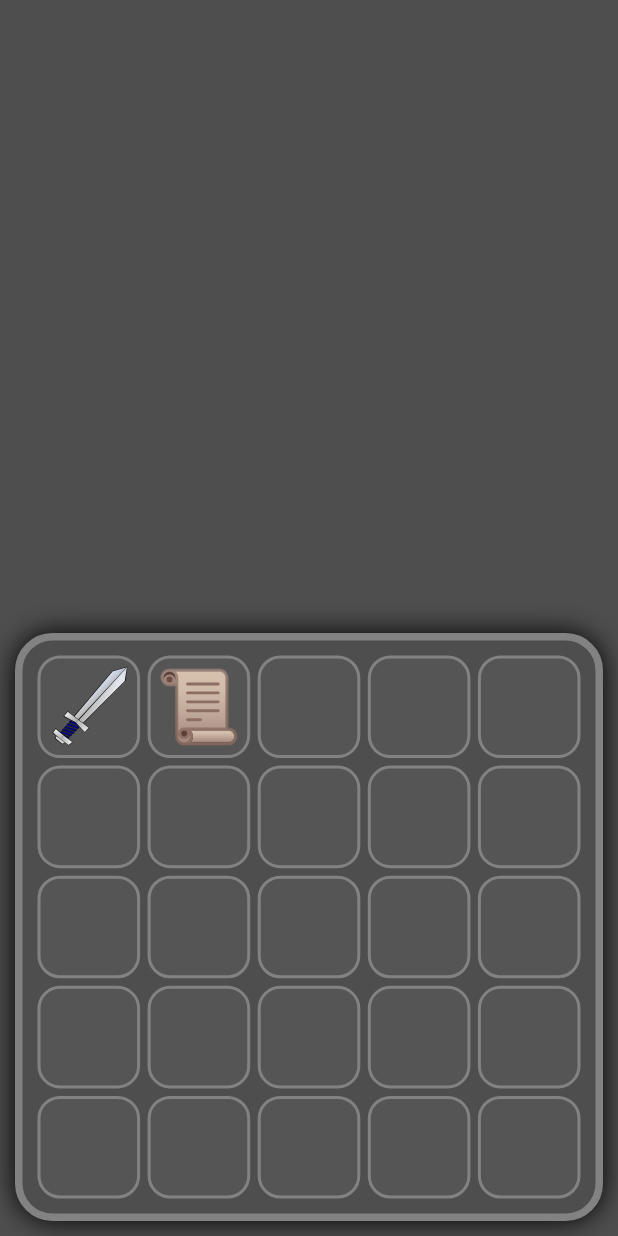
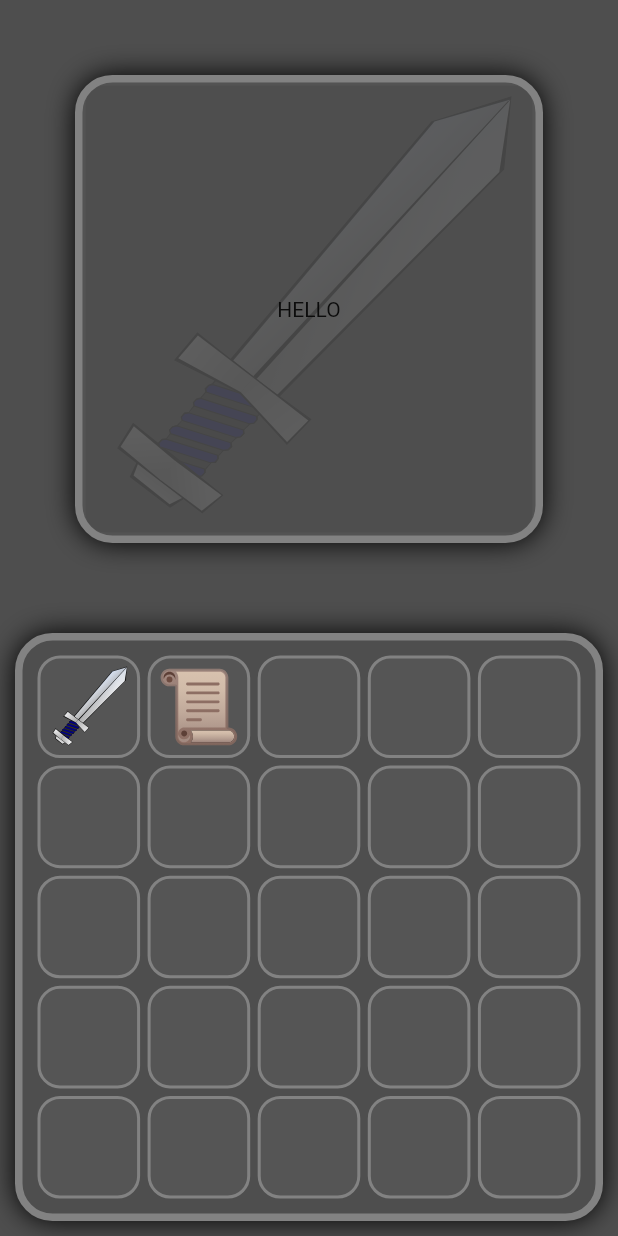
Before and after one commit to McKoog/enchanment_game, a Flutter app: the screen it shows after launch, after a tap on an icon or button, on a phone screen of 412 x 824 dp. Run offline on Flutter 3.47's test engine with Material 2 defaults, Android fonts, the light colour scheme and no system bars; our stand-ins replace flutter_riverpod, flutter_svg.

Commit message:
add WeaponInfoField, logic for switching between Weapon and Scroll

```diff
--- a/lib/data_providers/current_providers.dart
+++ b/lib/data_providers/current_providers.dart
@@ -3,4 +3,6 @@ import 'package:flutter_riverpod/flutter_riverpod.dart';
 
 final currentScroll = StateProvider<Item?>((ref) => null);
 
+final currentWeapon = StateProvider<Item?>((ref) => null);
+
 final scrollEnchantSlotItem = StateProvider<Item?>((ref) => null);
--- a/lib/data_providers/show_providers.dart
+++ b/lib/data_providers/show_providers.dart
@@ -1,3 +1,5 @@
 import 'package:flutter_riverpod/flutter_riverpod.dart';
 
-final showEnchantmentScreen = StateProvider<bool>((ref) => false);
+final showScrollField = StateProvider<bool>((ref) => false);
+
+final showWeaponInfoField = StateProvider<bool>((ref) => false);
--- /dev/null
+++ b/lib/screens/enchant_screen/zones/main_zone/fields/base_main_zone_field.dart
@@ -0,0 +1,33 @@
+import 'package:enchantment_game/data_providers/current_providers.dart';
+import 'package:enchantment_game/decorations/fields_decoration.dart';
+import 'package:enchantment_game/models/item.dart';
+import 'package:enchantment_game/screens/enchant_screen/zones/main_zone/fields/components/scroll_enchant_slot.dart';
+import 'package:enchantment_game/screens/enchant_screen/zones/secondary_zone/fields/components/inventory_slot.dart';
+import 'package:flutter/material.dart';
+import 'package:flutter_riverpod/flutter_riverpod.dart';
+
+class BaseMainZoneField extends ConsumerWidget {
+  const BaseMainZoneField({Key? key,required this.sideSize,this.backgroundItem,required this.child}) : super(key: key);
+  final double sideSize;
+  final Widget child;
+  final Item? backgroundItem;
+
+  @override
+  Widget build(BuildContext context,WidgetRef ref) {
+    return Container(
+        decoration: enchantFieldDecoration,
+        height:sideSize-100,
+        width: sideSize-100,
+        child:backgroundItem != null
+                ?Stack(
+                    alignment: Alignment.center,
+                    fit: StackFit.expand,
+                    children: [
+                        Opacity(opacity:0.1,child: InventorySlot(index: 0,item: backgroundItem,)),
+                        child
+                    ],
+                )
+                :child
+    );
+  }
+}
--- a/lib/screens/enchant_screen/zones/main_zone/fields/components/scroll_enchant_slot.dart
+++ b/lib/screens/enchant_screen/zones/main_zone/fields/components/scroll_enchant_slot.dart
@@ -1,7 +1,9 @@
 import 'package:enchantment_game/data_providers/current_providers.dart';
+import 'package:enchantment_game/data_providers/show_providers.dart';
 import 'package:enchantment_game/decorations/slots_decorations.dart';
 import 'package:enchantment_game/models/item.dart';
 import 'package:flutter/cupertino.dart';
+import 'package:flutter/material.dart';
 import 'package:flutter_riverpod/flutter_riverpod.dart';
 import 'package:flutter_svg/svg.dart';
 
@@ -21,7 +23,9 @@ class ScrollEnchantSlot extends ConsumerWidget {
             decoration: scrollEnchantSlotDecoration,
             height: sideSize,
             width: sideSize,
-            child: ref.watch(scrollEnchantSlotItem) != null ?SvgPicture.asset(ref.read(scrollEnchantSlotItem)!.image) :null
+            child: ref.watch(scrollEnchantSlotItem) != null
+                ?SvgPicture.asset(ref.read(scrollEnchantSlotItem)!.image)
+                :null
         );
       },
     );
--- a/lib/screens/enchant_screen/zones/main_zone/fields/scroll_field.dart
+++ b/lib/screens/enchant_screen/zones/main_zone/fields/scroll_field.dart
@@ -1,33 +1,23 @@
 import 'package:enchantment_game/data_providers/current_providers.dart';
 import 'package:enchantment_game/decorations/fields_decoration.dart';
+import 'package:enchantment_game/screens/enchant_screen/zones/main_zone/fields/base_main_zone_field.dart';
 import 'package:enchantment_game/screens/enchant_screen/zones/main_zone/fields/components/scroll_enchant_slot.dart';
 import 'package:enchantment_game/screens/enchant_screen/zones/secondary_zone/fields/components/inventory_slot.dart';
 import 'package:flutter/material.dart';
 import 'package:flutter_riverpod/flutter_riverpod.dart';
 
-class ScrollField extends ConsumerWidget {
+class ScrollField extends StatelessWidget {
   const ScrollField({Key? key,required this.sideSize}) : super(key: key);
   final double sideSize;
 
   @override
-  Widget build(BuildContext context,WidgetRef ref) {
-    return Container(
-        decoration: enchantFieldDecoration,
-        height:sideSize-100,
-        width: sideSize-100,
-        child:Stack(
-          alignment: Alignment.center,
-          fit: StackFit.expand,
-          children: [
-            Opacity(opacity:0.1,child: InventorySlot(index: 0,item: ref.read(currentScroll),)),
-            Column(
-              mainAxisAlignment: MainAxisAlignment.spaceAround,
-              children: [
-                ScrollEnchantSlot(sideSize: (sideSize-100)/4,),
-                ElevatedButton(onPressed: (){},style: ElevatedButton.styleFrom(backgroundColor: const Color.fromRGBO(130, 130, 130, 1)), child: const Text("Enchant"),)
-              ],
-            )
-          ],
-        ));
+  Widget build(BuildContext context) {
+    return Column(
+      mainAxisAlignment: MainAxisAlignment.spaceAround,
+      children: [
+        ScrollEnchantSlot(sideSize: (sideSize-100)/4,),
+        ElevatedButton(onPressed: (){},style: ElevatedButton.styleFrom(backgroundColor: const Color.fromRGBO(130, 130, 130, 1)), child: const Text("Enchant"),)
+      ],
+    );
   }
 }
--- /dev/null
+++ b/lib/screens/enchant_screen/zones/main_zone/fields/weapon_info_field.dart
@@ -0,0 +1,17 @@
+import 'package:enchantment_game/data_providers/current_providers.dart';
+import 'package:enchantment_game/decorations/fields_decoration.dart';
+import 'package:enchantment_game/screens/enchant_screen/zones/main_zone/fields/base_main_zone_field.dart';
+import 'package:flutter/material.dart';
+import 'package:flutter_riverpod/flutter_riverpod.dart';
+
+class WeaponInfoField extends StatelessWidget {
+  const WeaponInfoField({Key? key,required this.sideSize}) : super(key: key);
+  final double sideSize;
+  @override
+  Widget build(BuildContext context) {
+    return const Align(
+      alignment: Alignment.center,
+      child: Text("HELLO"),
+    );
+  }
+}
--- a/lib/screens/enchant_screen/zones/main_zone/main_zone.dart
+++ b/lib/screens/enchant_screen/zones/main_zone/main_zone.dart
@@ -1,5 +1,9 @@
+import 'package:enchantment_game/data_providers/current_providers.dart';
 import 'package:enchantment_game/data_providers/show_providers.dart';
+import 'package:enchantment_game/models/item.dart';
+import 'package:enchantment_game/screens/enchant_screen/zones/main_zone/fields/base_main_zone_field.dart';
 import 'package:enchantment_game/screens/enchant_screen/zones/main_zone/fields/scroll_field.dart';
+import 'package:enchantment_game/screens/enchant_screen/zones/main_zone/fields/weapon_info_field.dart';
 import 'package:flutter/cupertino.dart';
 import 'package:flutter_riverpod/flutter_riverpod.dart';
 
@@ -10,14 +14,23 @@ class MainZone extends ConsumerWidget {
 
   @override
   Widget build(BuildContext context,WidgetRef ref) {
+    Item? currScroll = ref.watch(currentScroll);
+    Item? currWeapon = ref.watch(currentWeapon);
+    bool showScroll = ref.watch(showScrollField);
+    bool showWeapon = ref.watch(showWeaponInfoField);
     return SizedBox(
       height: height,
       width: width,
       child: Align(
         alignment: Alignment.center,
-        child: ref.watch(showEnchantmentScreen)
-            ?ScrollField(sideSize: height)
-            :const SizedBox(),),
+        child: (showWeapon || showScroll)
+            ?BaseMainZoneField(
+              sideSize: height,
+              backgroundItem: currScroll ?? currWeapon,
+              child: currScroll != null ? ScrollField(sideSize: height):WeaponInfoField(sideSize: height),
+        )
+            :const SizedBox()
+      ),
     );
   }
 }
--- a/lib/screens/enchant_screen/zones/secondary_zone/fields/components/inventory_slot.dart
+++ b/lib/screens/enchant_screen/zones/secondary_zone/fields/components/inventory_slot.dart
@@ -25,10 +25,19 @@ class InventorySlot extends ConsumerWidget {
             onTap: item != null
                 ?(){
               if(item!.type == ItemType.scroll) {
-                ref.read(showEnchantmentScreen.notifier).update((state) => !state);
+                ref.read(showWeaponInfoField.notifier).update((state) => false);
+                ref.read(currentWeapon.notifier).update((state) => null);
+                ref.read(showScrollField.notifier).update((state) => !state);
+                ref.read(currentScroll.notifier).update((state) => item);
+                if(ref.read(showScrollField) == false)ref.read(scrollEnchantSlotItem.notifier).update((state) => null);
               }
-              ref.read(currentScroll.notifier).update((state) => item);
-              if(ref.read(showEnchantmentScreen) == false)ref.read(scrollEnchantSlotItem.notifier).update((state) => null);
+              else if (item!.type == ItemType.weapon){
+                ref.read(scrollEnchantSlotItem.notifier).update((state) => null);
+                ref.read(showScrollField.notifier).update((state) => false);
+                ref.read(currentScroll.notifier).update((state) => null);
+                ref.read(showWeaponInfoField.notifier).update((state) => !state);
+                ref.read(currentWeapon.notifier).update((state) => item);
+              }
             }
                 :null,
             child: SvgPicture.asset(item!.image),
```
